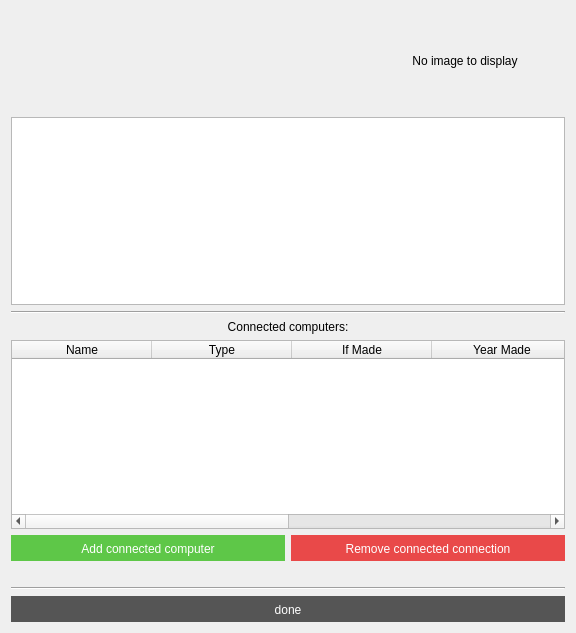
This is VL1-project/scientistinfowindow.ui in birkirk/vln1-35 as Qt 5 draws it before an edit. The edited form follows.
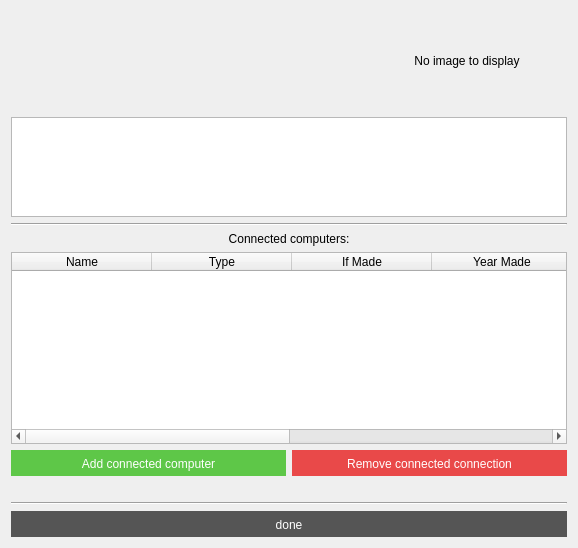
This is the edited form.

Commit message: made database and adjusted window size

Patch:
```diff
--- a/VL1-project/scientistinfowindow.ui
+++ b/VL1-project/scientistinfowindow.ui
@@ -6,8 +6,8 @@
    <rect>
     <x>0</x>
     <y>0</y>
-    <width>576</width>
-    <height>633</height>
+    <width>578</width>
+    <height>548</height>
    </rect>
   </property>
   <property name="windowTitle">
@@ -111,7 +111,14 @@
     </layout>
    </item>
    <item>
-    <widget class="QTextBrowser" name="textbrowser_sciinfo_info"/>
+    <widget class="QTextBrowser" name="textbrowser_sciinfo_info">
+     <property name="maximumSize">
+      <size>
+       <width>16777215</width>
+       <height>100</height>
+      </size>
+     </property>
+    </widget>
    </item>
    <item>
     <widget class="Line" name="line">
```
The commit also changes 3 other files.
